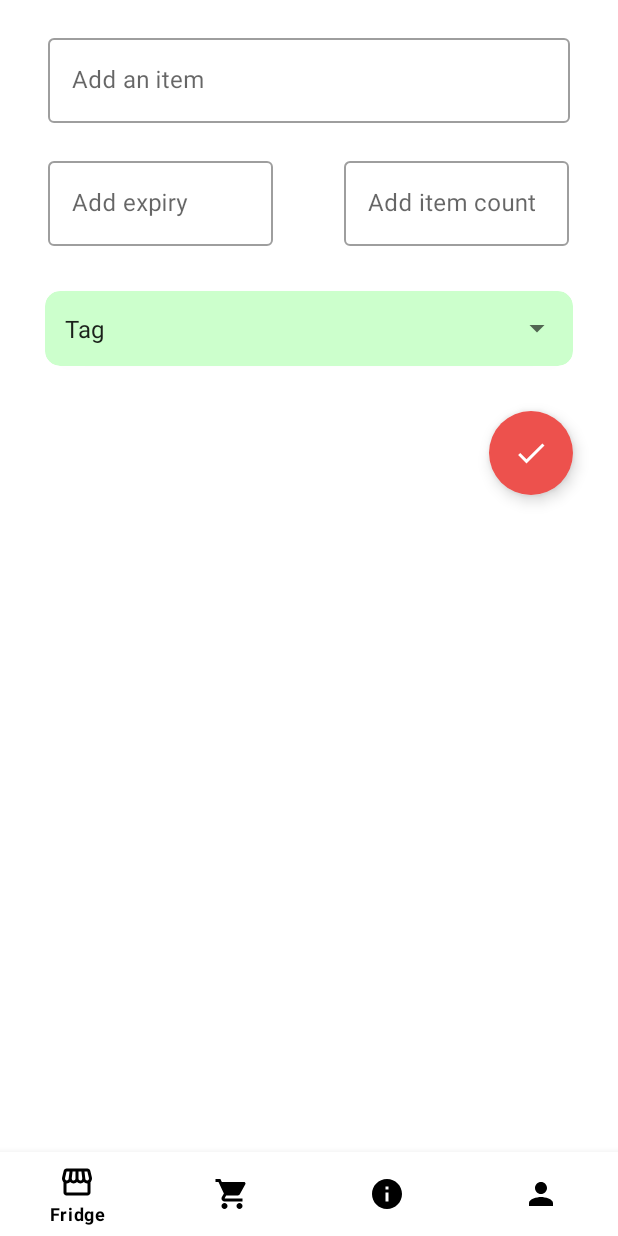
After one commit to danascape/robust, an Android app: the AddItemFragment screen opened through its navigation route, on a phone screen of 412 x 824 dp. The commit adds this screen. Run offline under Robolectric (Android 15) with nearby library versions, the phone set to English and light mode, and no system bars; our stand-ins replace navigation-ui.

```diff
--- a/app/src/main/java/dev/dsi/robust/fridge/Database/FridgeViewModelFactory.kt
+++ b/app/src/main/java/dev/dsi/robust/fridge/Database/FridgeViewModelFactory.kt
@@ -1,12 +1,13 @@
 package dev.dsi.robust.fridge.Database
 
+import android.app.Application
 import android.view.ViewGroupOverlay
 import androidx.lifecycle.ViewModel
 import androidx.lifecycle.ViewModelProvider
 
 class FridgeViewModelFactory(private val repository: FridgeRepository):ViewModelProvider.NewInstanceFactory() {
 
-    override fun <T: ViewModel?>cretae(modelClass: Class<T>):T{
-        return FridgeViewModel(repository) as T
+    override fun <T: ViewModel>create(modelClass: Class<T>):T{
+        return FridgeViewModel(Application()) as T
     }
 }
--- /dev/null
+++ b/app/src/main/java/dev/dsi/robust/ui/AddItemFragment.kt
@@ -0,0 +1,53 @@
+package dev.dsi.robust.ui
+
+import android.os.Bundle
+import android.provider.SyncStateContract
+import androidx.fragment.app.Fragment
+import android.view.LayoutInflater
+import android.view.View
+import android.view.ViewGroup
+import androidx.lifecycle.ViewModelProviders
+import androidx.navigation.fragment.findNavController
+import dev.dsi.robust.R
+import dev.dsi.robust.databinding.FragmentAddItemBinding
+import dev.dsi.robust.fridge.Database.FridgeItems
+import dev.dsi.robust.fridge.Database.FridgeViewModel
+import dev.dsi.robust.fridge.Snacker
+
+@Suppress("DEPRECATION")
+class AddItemFragment : Fragment() {
+    private lateinit var fridgeViewmodel: FridgeViewModel
+    private var _binding: FragmentAddItemBinding? = null
+    private val binding
+        get() = _binding!!
+
+    override fun onCreateView(
+        inflater: LayoutInflater,
+        container: ViewGroup?,
+        savedInstanceState: Bundle?
+    ): View? {
+        _binding = FragmentAddItemBinding.inflate(inflater, container, false)
+
+        binding.fabCheck.setOnClickListener {
+            fridgeViewmodel = ViewModelProviders.of(this).get(FridgeViewModel::class.java)
+            if(binding.itemNameEditText.text.toString() == ""){
+                Snacker(it,"This Field can't be empty").error()
+            }
+            else {
+                val fridge = FridgeItems(
+                    itemName = binding.itemNameEditText.text.toString(),
+                    itemExpiry = binding.itemExpiryEditText.text.toString().toLong(),
+                    itemQuantity = binding.itemCountEditText.text.toString().toLong(),
+                    itemTag = binding.itemTag.selectedItem.toString()
+
+                )
+                fridge.id = System.currentTimeMillis().toInt()
+                fridgeViewmodel.insert(fridge)
+                findNavController().navigate(R.id.action_addItemFragment_to_fridgeFragment)
+            }
+        }
+        return binding.root
+    }
+
+
+}
--- /dev/null
+++ b/app/src/main/res/drawable/ic_baseline_check_24.xml
@@ -0,0 +1,10 @@
+<vector xmlns:android="http://schemas.android.com/apk/res/android"
+    android:width="24dp"
+    android:height="24dp"
+    android:viewportWidth="24"
+    android:viewportHeight="24"
+    android:tint="?attr/colorControlNormal">
+  <path
+      android:fillColor="@android:color/white"
+      android:pathData="M9,16.17L4.83,12l-1.42,1.41L9,19 21,7l-1.41,-1.41z"/>
+</vector>
--- /dev/null
+++ b/app/src/main/res/layout/fragment_add_item.xml
@@ -0,0 +1,126 @@
+<?xml version="1.0" encoding="utf-8"?>
+<LinearLayout xmlns:android="http://schemas.android.com/apk/res/android"
+    xmlns:tools="http://schemas.android.com/tools"
+    android:layout_width="match_parent"
+    android:layout_height="match_parent"
+    xmlns:app="http://schemas.android.com/apk/res-auto"
+    tools:context=".ui.AddItemFragment"
+    android:orientation="vertical">
+
+    <com.google.android.material.textfield.TextInputLayout
+        android:id="@+id/itemNameTextInput"
+        style="@style/Widget.MaterialComponents.TextInputLayout.OutlinedBox"
+        android:layout_width="match_parent"
+        android:layout_height="wrap_content"
+        android:layout_below="@+id/addHeading"
+        android:layout_marginLeft="32dp"
+        android:layout_marginTop="20dp"
+        android:layout_marginRight="32dp"
+        android:hint="Add an item"
+        android:forceDarkAllowed="false"
+        app:hintTextColor="@color/dark">
+
+        <com.google.android.material.textfield.TextInputEditText
+            android:id="@+id/itemNameEditText"
+            android:layout_width="match_parent"
+            android:layout_height="wrap_content"
+            android:inputType="textAutoCorrect|textCapSentences"
+            android:lines="1"
+            android:maxLength="22"
+            android:maxLines="1"
+            android:textColor="@color/black"
+            android:textColorHint="@color/black" />
+
+    </com.google.android.material.textfield.TextInputLayout>
+
+    <LinearLayout
+        android:layout_width="match_parent"
+        android:layout_height="wrap_content"
+        android:orientation="horizontal">
+    <com.google.android.material.textfield.TextInputLayout
+        android:id="@+id/itemExpiryTextInput"
+        style="@style/Widget.MaterialComponents.TextInputLayout.OutlinedBox"
+        android:layout_width="150dp"
+        android:layout_height="wrap_content"
+        android:layout_below="@+id/addHeading"
+        android:layout_marginLeft="32dp"
+        android:layout_marginTop="20dp"
+        android:layout_marginRight="15dp"
+        android:hint="Add expiry"
+        android:forceDarkAllowed="false"
+        app:hintTextColor="@color/dark"
+        >
+
+        <com.google.android.material.textfield.TextInputEditText
+            android:id="@+id/itemExpiryEditText"
+            android:layout_width="match_parent"
+            android:layout_height="wrap_content"
+            android:inputType="textAutoCorrect|textCapSentences"
+            android:lines="1"
+            android:maxLength="22"
+            android:maxLines="1"
+            android:textColor="@color/black"
+            android:textColorHint="@color/black" />
+
+    </com.google.android.material.textfield.TextInputLayout>
+
+    <com.google.android.material.textfield.TextInputLayout
+        android:id="@+id/itemCountTextInput"
+        style="@style/Widget.MaterialComponents.TextInputLayout.OutlinedBox"
+        android:layout_width="150dp"
+        android:layout_height="wrap_content"
+        android:layout_below="@+id/addHeading"
+        android:layout_marginLeft="32dp"
+        android:layout_marginTop="20dp"
+        android:layout_marginRight="32dp"
+        android:hint="Add item count"
+        android:forceDarkAllowed="false"
+        app:hintTextColor="@color/dark"
+        >
+
+        <com.google.android.material.textfield.TextInputEditText
+            android:id="@+id/itemCountEditText"
+            android:layout_width="match_parent"
+            android:layout_height="wrap_content"
+            android:inputType="textAutoCorrect|textCapSentences"
+            android:lines="1"
+            android:maxLength="22"
+            android:maxLines="1"
+            android:textColor="@color/black"
+            android:textColorHint="@color/black" />
+
+    </com.google.android.material.textfield.TextInputLayout>
+
+    </LinearLayout>
+
+    <androidx.cardview.widget.CardView
+        android:layout_width="match_parent"
+        android:layout_height="50dp"
+        android:layout_marginTop="30dp"
+        android:layout_marginHorizontal="30dp"
+        app:cardCornerRadius="10dp"
+        android:backgroundTint="@color/cardColor4">
+
+    <Spinner
+        android:id="@+id/itemTag"
+        android:layout_width="match_parent"
+        android:layout_height="match_parent"
+        android:entries="@array/Tag"
+        android:spinnerMode="dropdown"
+        android:padding="5dp"/>
+
+    </androidx.cardview.widget.CardView>
+
+    <com.google.android.material.floatingactionbutton.FloatingActionButton
+        android:id="@+id/fab_check"
+        style="@style/Widget.Material3.FloatingActionButton.Primary"
+        android:layout_width="wrap_content"
+        android:layout_height="wrap_content"
+        android:layout_gravity="bottom|end"
+        android:layout_margin="30dp"
+        android:src="@drawable/ic_baseline_check_24"
+        android:backgroundTint="@color/ColorFabRed"
+        app:rippleColor="#FFA3A3"
+        app:tint="@color/white" />
+
+</LinearLayout>
--- a/app/src/main/res/navigation/nav_graph.xml
+++ b/app/src/main/res/navigation/nav_graph.xml
@@ -38,5 +38,19 @@
     <fragment
         android:id="@+id/fridgeFragment"
         android:name="dev.dsi.robust.ui.FridgeFragment"
-        android:label="FridgeFragment" />
+        android:label="FridgeFragment" >
+        <action
+            android:id="@+id/action_fridgeFragment_to_addItemFragment"
+            app:destination="@+id/addItemFragment"/>
+    </fragment>
+
+    <fragment
+        android:id="@+id/addItemFragment"
+        android:name="dev.dsi.robust.ui.AddItemFragment"
+        android:label="AddItemFragment" >
+        <action
+            android:id="@+id/action_addItemFragment_to_fridgeFragment"
+            app:destination="@+id/fridgeFragment"/>
+    </fragment>
+
 </navigation>
--- a/app/src/main/res/values/strings.xml
+++ b/app/src/main/res/values/strings.xml
@@ -2,4 +2,11 @@
     <string name="app_name">robust</string>
     <!-- TODO: Remove or change this placeholder text -->
     <string name="hello_blank_fragment">Hello blank fragment</string>
+    <string-array name="Tag">
+        <item>Tag</item>
+        <item>Dairy</item>
+        <item>Veggies</item>
+        <item>Meat</item>
+        <item>Pulses</item>
+    </string-array>
 </resources>
```
Also changed, not shown: app/src/main/java/dev/dsi/robust/fridge/Adapter/FridgeAdapter.kt (+53 -22 lines), app/src/main/java/dev/dsi/robust/fridge/Database/FridgeDatabase.kt (+14 -12 lines), app/src/main/java/dev/dsi/robust/fridge/Database/FridgeItems.kt (+7 -7 lines), app/src/main/java/dev/dsi/robust/fridge/Database/FridgeRepository.kt (+15 -5 lines), app/src/main/java/dev/dsi/robust/fridge/Database/FridgeViewModel.kt (+20 -6 lines), app/src/main/java/dev/dsi/robust/fridge/Snacker.kt (added, +31 -0 lines), app/src/main/java/dev/dsi/robust/ui/FridgeFragment.kt (+29 -7 lines).
